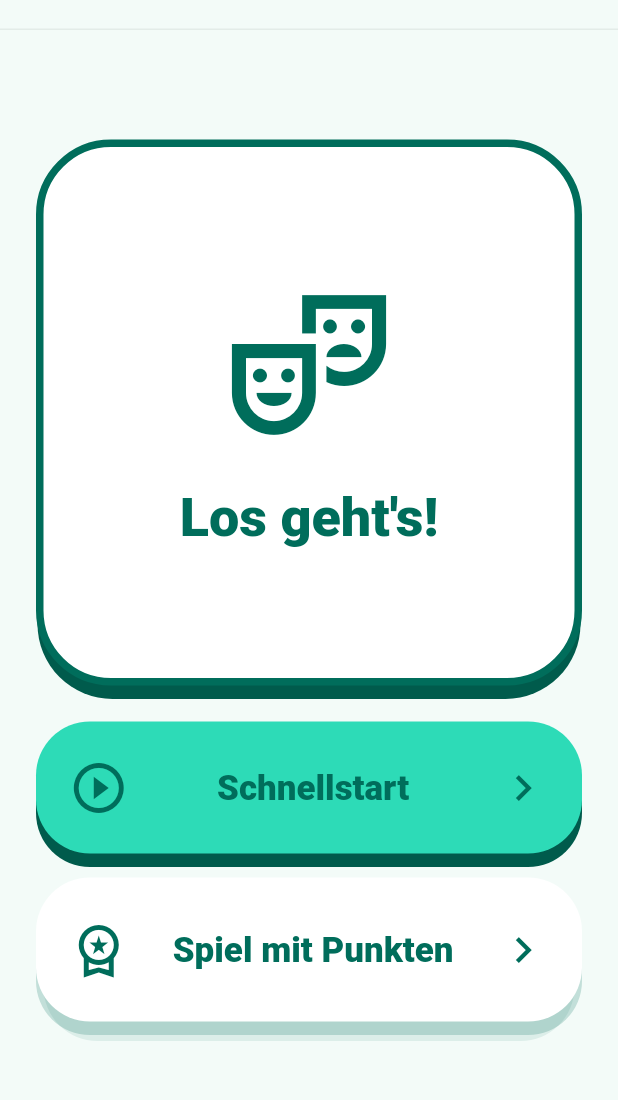
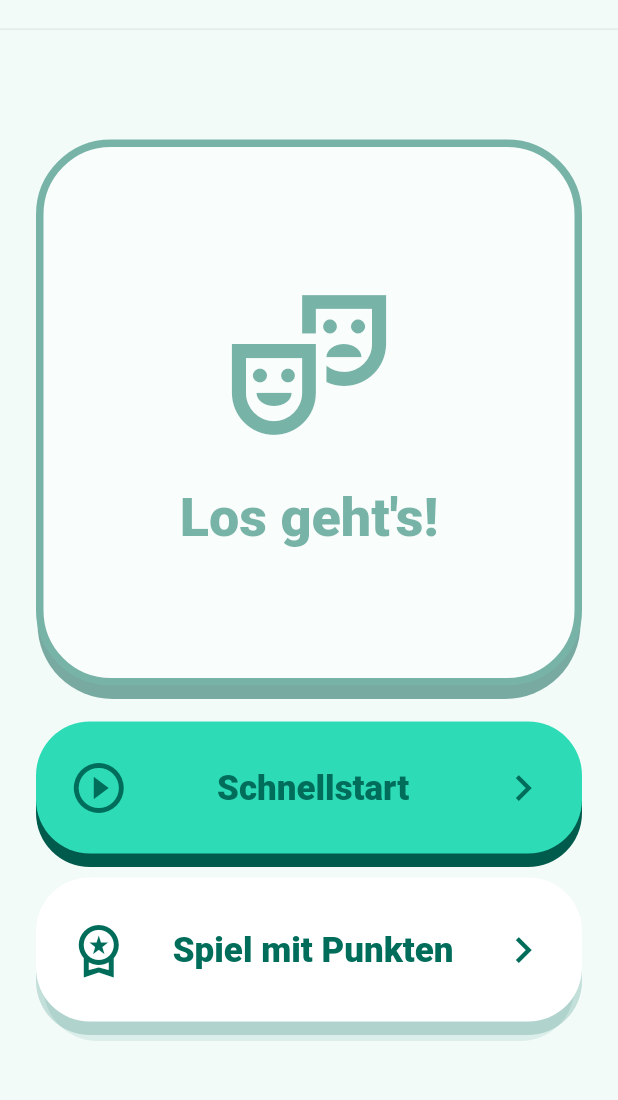
Before and after one commit to tim-ebner/pantomias, a Flutter app: the screen it shows after launch, after a tap on "Schnellstart", after a tap on the "home" icon, on a phone screen of 412 x 824 dp, the part 90-1190 px from its top. Run offline on Flutter 3.47's test engine with Material 3 defaults, Android fonts, the light colour scheme and no system bars; our stand-ins replace go_router, shared_preferences.

Commit message:
improve home screen design

```diff
--- a/lib/ui/home/home_screen.dart
+++ b/lib/ui/home/home_screen.dart
@@ -97,23 +97,87 @@ class HomeScreen extends StatelessWidget {
   }
 }
 
-class _StartTile extends StatelessWidget {
+class _StartTile extends StatefulWidget {
   const _StartTile({required this.size});
 
   final double size;
 
+  @override
+  State<_StartTile> createState() => _StartTileState();
+}
+
+class _StartTileState extends State<_StartTile>
+    with SingleTickerProviderStateMixin {
+  late final AnimationController _fadeController;
+  late final Animation<double> _opacity;
+
   static const _brandColor = HomeScreen._brandColor;
   static const _tileShadowColor = HomeScreen._tileShadowColor;
+  static const _minimumOpacity = 0.50;
+
+  @override
+  void initState() {
+    super.initState();
+    _fadeController = AnimationController(
+      vsync: this,
+      duration: const Duration(milliseconds: 2200),
+    );
+    _opacity = TweenSequence<double>([
+      TweenSequenceItem(
+        tween: Tween(
+          begin: 1.0,
+          end: _minimumOpacity,
+        ).chain(CurveTween(curve: Curves.easeInOutSine)),
+        weight: 1.0,
+      ),
+      TweenSequenceItem(
+        tween: Tween(
+          begin: _minimumOpacity,
+          end: 1.0,
+        ).chain(CurveTween(curve: Curves.easeInOutSine)),
+        weight: 1.0,
+      ),
+    ]).animate(_fadeController);
+  }
+
+  @override
+  void didChangeDependencies() {
+    super.didChangeDependencies();
+    _syncAnimation();
+  }
+
+  @override
+  void dispose() {
+    _fadeController.dispose();
+    super.dispose();
+  }
+
+  void _syncAnimation() {
+    final reduceMotion =
+        MediaQuery.maybeOf(context)?.disableAnimations ?? false;
+    final shouldAnimate = TickerMode.valuesOf(context).enabled && !reduceMotion;
+
+    if (shouldAnimate) {
+      if (!_fadeController.isAnimating) {
+        _fadeController.repeat();
+      }
+    } else {
+      _fadeController.stop();
+      _fadeController.value = 0.0;
+    }
+  }
 
   @override
   Widget build(BuildContext context) {
-    final iconSize = (size * 0.32).clamp(72.0, 112.0);
-    final spacing = (size * 0.08).clamp(16.0, 28.0);
-    final padding = (size * 0.09).clamp(22.0, 32.0);
+    final iconSize = (widget.size * 0.32).clamp(72.0, 112.0);
+    final spacing = (widget.size * 0.08).clamp(16.0, 28.0);
+    final padding = (widget.size * 0.09).clamp(22.0, 32.0);
 
     return Align(
+      child: FadeTransition(
+        opacity: _opacity,
         child: SizedBox.square(
-        dimension: size,
+          dimension: widget.size,
           child: DecoratedBox(
             decoration: BoxDecoration(
               color: Colors.white,
@@ -153,6 +217,7 @@ class _StartTile extends StatelessWidget {
                     ),
                   ),
                 ],
+              ),
             ),
           ),
         ),
```
Also changed, not shown: 1 other file. Lines whose indentation alone changed are shown as unchanged.
